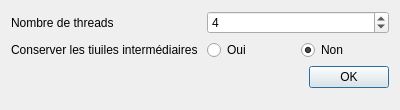
This is preferences.ui in 0x010C/TilledMapDownloader as Qt 5 draws it before an edit. The edited form follows.
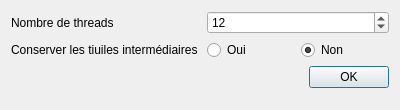
This is the edited form.

Commit message: Add Windows support and make it Python3 compatible

Diff of the .ui file:
```diff
--- a/preferences.ui
+++ b/preferences.ui
@@ -45,7 +45,7 @@
       <number>120</number>
      </property>
      <property name="value">
-      <number>4</number>
+      <number>12</number>
      </property>
     </widget>
    </item>
```
The commit also changes 3 other files.
